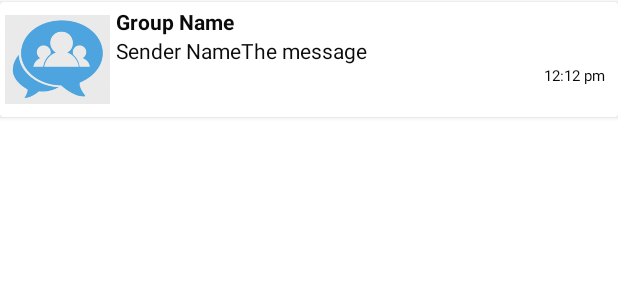
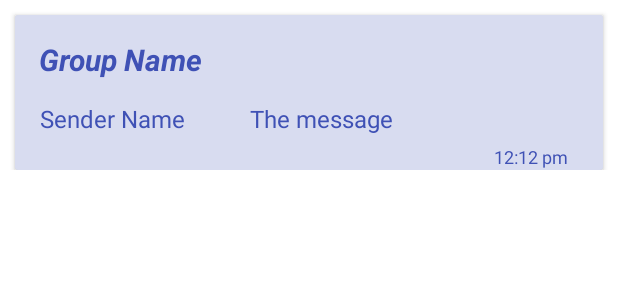
Before and after one commit to purva-n/MAD_ProjectAssignment_Team16, an Android app: the layout chatview_layout.xml on its own in the app's theme, with its tools: preview values and no code run, on a phone screen of 412 x 824 dp. Shown: the top 300 px of the screen. Run offline under Robolectric (Android 15) with nearby library versions, the phone set to English and light mode, and no system bars.

Commit message:
chat activity change

```diff
--- a/AtYourService/app/src/main/java/com/example/atyourservice/togather/AdapterGroupChat.java
+++ b/AtYourService/app/src/main/java/com/example/atyourservice/togather/AdapterGroupChat.java
@@ -16,7 +16,6 @@ import com.example.atyourservice.R;
 import com.example.atyourservice.api.response.pojo.Chats;
 import com.example.atyourservice.models.Chat;
 import com.example.atyourservice.models.Group;
-import com.google.firebase.auth.FirebaseAuth;
 import com.google.firebase.database.DataSnapshot;
 import com.google.firebase.database.DatabaseError;
 import com.google.firebase.database.DatabaseReference;
@@ -38,7 +37,6 @@ public class AdapterGroupChat extends RecyclerView.Adapter<HolderGroupChat> {
     private Context context;
     private List<Chat> chatList;
 
-    private FirebaseAuth firebaseAuth;
 
     public AdapterGroupChat(Context context, List<Chat> chatList){
         this.context = context;
--- a/AtYourService/app/src/main/java/com/example/atyourservice/togather/GroupChatActivity.java
+++ b/AtYourService/app/src/main/java/com/example/atyourservice/togather/GroupChatActivity.java
@@ -27,7 +27,6 @@ import com.example.atyourservice.models.Group;
 import com.example.atyourservice.models.Message;
 import com.google.android.gms.tasks.OnFailureListener;
 import com.google.android.gms.tasks.OnSuccessListener;
-import com.google.firebase.auth.FirebaseAuth;
 import com.google.firebase.database.ChildEventListener;
 import com.google.firebase.database.DataSnapshot;
 import com.google.firebase.database.DatabaseError;
@@ -43,7 +42,6 @@ import java.util.HashMap;
 import java.util.List;
 
 public class GroupChatActivity extends AppCompatActivity {
-    private FirebaseAuth firebaseAuth;
     private String groupId, messageId;
     private Toolbar toolbar;
     private ImageView groupIconIv;
@@ -97,10 +95,11 @@ public class GroupChatActivity extends AppCompatActivity {
         List<String> messageKeys = new ArrayList<>();
 //        DatabaseReference reference = FirebaseDatabase.getInstance().getReference("groups");
         DatabaseReference dbRef = FirebaseDatabase.getInstance().getReference();
-        DatabaseReference messageDb = dbRef.child("messages").child(groupId);
 
         adapterGroupChat = new AdapterGroupChat(GroupChatActivity.this, messageList.getChats());
         messageList.getChats().clear();
+
+        DatabaseReference messageDb = dbRef.child("messages").child(groupId);
         messageDb.addChildEventListener(new ChildEventListener() {
 
             @RequiresApi(api = Build.VERSION_CODES.N)
--- a/AtYourService/app/src/main/java/com/example/atyourservice/togather/GroupChatFragment.java
+++ b/AtYourService/app/src/main/java/com/example/atyourservice/togather/GroupChatFragment.java
@@ -23,8 +23,6 @@ import com.example.atyourservice.MainActivity;
 import com.example.atyourservice.R;
 import com.example.atyourservice.api.response.pojo.Groups;
 import com.example.atyourservice.models.Group;
-import com.google.firebase.auth.FirebaseAuth;
-import com.google.firebase.auth.FirebaseUser;
 import com.google.firebase.database.DataSnapshot;
 import com.google.firebase.database.DatabaseError;
 import com.google.firebase.database.DatabaseReference;
@@ -37,7 +35,6 @@ import java.util.Objects;
 
 public class GroupChatFragment extends Fragment {
     private RecyclerView groupsRv;
-    private FirebaseAuth firebaseAuth;
     private Groups groupChatLists;
     private AdapterGroupChatList adapterGroupChatList;
 
@@ -49,7 +46,6 @@ public class GroupChatFragment extends Fragment {
     public View onCreateView(LayoutInflater inflater, ViewGroup container, Bundle savedInstanceState){
         View view = inflater.inflate(R.layout.fragment_group_chat,container,false);
         groupsRv = view.findViewById(R.id.groupsRv);
-        firebaseAuth = FirebaseAuth.getInstance();
         //loadGroupChatLists();
         return view;
     }
--- a/AtYourService/app/src/main/res/layout/chatview_layout.xml
+++ b/AtYourService/app/src/main/res/layout/chatview_layout.xml
@@ -1,70 +1,100 @@
 <?xml version="1.0" encoding="utf-8"?>
-<androidx.cardview.widget.CardView xmlns:android="http://schemas.android.com/apk/res/android"
+<androidx.constraintlayout.widget.ConstraintLayout xmlns:android="http://schemas.android.com/apk/res/android"
     android:layout_width="match_parent"
     android:layout_height="wrap_content"
     xmlns:app="http://schemas.android.com/apk/res-auto"
-    app:contentPadding="3dp"
-    android:layout_marginTop="1dp"
-    android:background="@color/white">
+    xmlns:tools="http://schemas.android.com/tools">
 
-    <RelativeLayout
+<androidx.cardview.widget.CardView
+    android:id="@+id/groupListTemplate"
+    android:layout_width="match_parent"
+    android:layout_height="103dp"
+    app:cardCornerRadius="2dp"
+    android:layout_margin="10dp"
+    android:layout_marginStart="9dp"
+    android:layout_marginEnd="9dp"
+    android:background="@color/chat_20"
+    app:layout_constraintEnd_toEndOf="parent"
+    app:layout_constraintStart_toStartOf="parent"
+    app:layout_constraintTop_toTopOf="parent">
+
+    <androidx.constraintlayout.widget.ConstraintLayout
+        android:id="@+id/cardContraint"
         android:layout_width="match_parent"
-        android:layout_height="wrap_content">
-
-        <ImageView
-            android:id="@+id/iconofgroup"
-            android:layout_width="70dp"
-            android:layout_height="70dp"
-            android:src="@drawable/default_group_chat_icon"/>
+        android:layout_height="match_parent"
+        android:background="@color/chat_20"
+        tools:layout_editor_absoluteX="16dp"
+        tools:layout_editor_absoluteY="171dp">
 
         <TextView
             android:id="@+id/nameofgroup"
-            android:layout_width="match_parent"
-            android:layout_height="wrap_content"
-            android:layout_marginStart="4dp"
-            android:layout_toEndOf="@id/iconofgroup"
+            android:layout_width="299dp"
+            android:layout_height="30dp"
             android:text="Group Name"
-            android:textColor="#0b0b0b"
-            android:textStyle="bold">
+            android:textColor="@color/chat"
+            android:textSize="20sp"
+            android:textStyle="bold|italic"
+            app:layout_constraintBottom_toBottomOf="parent"
+            app:layout_constraintEnd_toEndOf="parent"
+            app:layout_constraintHorizontal_bias="0.172"
+            app:layout_constraintStart_toStartOf="parent"
+            app:layout_constraintTop_toTopOf="parent"
+            app:layout_constraintVertical_bias="0.219">
 
         </TextView>
 
         <TextView
             android:id="@+id/nameofsender"
-            android:layout_width="wrap_content"
-            android:layout_height="wrap_content"
+            android:layout_width="129dp"
+            android:layout_height="23dp"
             android:layout_below="@id/nameofgroup"
-            android:layout_marginStart="4dp"
-            android:layout_toEndOf="@id/iconofgroup"
             android:text="Sender Name"
-            android:textColor="#0b0b0b">
+            android:textColor="@color/chat"
+            android:textSize="16sp"
+            app:layout_constraintBottom_toBottomOf="parent"
+            app:layout_constraintEnd_toStartOf="@+id/newestmessage"
+            app:layout_constraintHorizontal_bias="0.604"
+            app:layout_constraintStart_toStartOf="parent"
+            app:layout_constraintTop_toBottomOf="@+id/nameofgroup"
+            app:layout_constraintVertical_bias="0.352">
 
         </TextView>
 
         <TextView
             android:id="@+id/newestmessage"
-            android:layout_width="wrap_content"
-            android:layout_height="wrap_content"
+            android:layout_width="143dp"
+            android:layout_height="23dp"
             android:layout_below="@id/nameofgroup"
+            android:layout_marginEnd="92dp"
             android:layout_toEndOf="@id/nameofsender"
             android:text="The message"
-            android:textColor="#0b0b0b">
+            android:textColor="@color/chat"
+            android:textSize="16sp"
+            app:layout_constraintBottom_toBottomOf="parent"
+            app:layout_constraintEnd_toEndOf="parent"
+            app:layout_constraintTop_toBottomOf="@+id/nameofgroup"
+            app:layout_constraintVertical_bias="0.352">
 
         </TextView>
 
         <TextView
             android:id="@+id/newestmessagetime"
-            android:layout_width="wrap_content"
-            android:layout_height="wrap_content"
+            android:layout_width="71dp"
+            android:layout_height="17dp"
             android:layout_below="@+id/nameofsender"
             android:layout_alignParentEnd="true"
-            android:layout_marginEnd="5dp"
             android:text="12:12 pm"
-            android:textColor="#0b0b0b"
-            android:textSize="10sp">
+            android:textColor="@color/chat"
+            android:textSize="12sp"
+            app:layout_constraintBottom_toBottomOf="parent"
+            app:layout_constraintEnd_toEndOf="parent"
+            app:layout_constraintHorizontal_bias="0.996"
+            app:layout_constraintStart_toStartOf="parent">
 
         </TextView>
 
-    </RelativeLayout>
+
+    </androidx.constraintlayout.widget.ConstraintLayout>
 
 </androidx.cardview.widget.CardView>
+</androidx.constraintlayout.widget.ConstraintLayout>
--- a/AtYourService/app/src/main/res/values/colors.xml
+++ b/AtYourService/app/src/main/res/values/colors.xml
@@ -17,7 +17,7 @@
 
     <color name="home_20">#331194AA</color>
     <color name="explore_20">#33759F43</color>
-    <color name="chat_20">#3F51B5</color>
+    <color name="chat_20">#333F51B5</color>
     <color name="notification_20">#33AE7E0F</color>
     <color name="banner_20">#335B37B6</color>
 </resources>
```
Also changed, not shown: AtYourService/app/src/main/java/com/example/atyourservice/togather/AdapterGroupChatList.java (+98 -7 lines).
